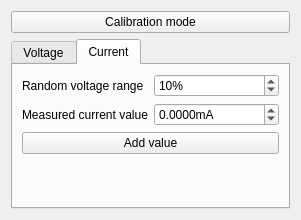
z80/voltamper, file software/voltamp/src/calibration_wnd.ui: the form before one commit.
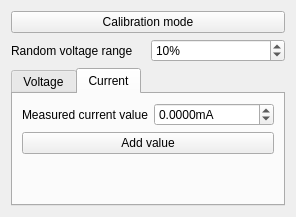
The form after the commit. The open tabs and pages were chosen to show the change.

Patch:
```diff
--- a/software/voltamp/src/calibration_wnd.ui
+++ b/software/voltamp/src/calibration_wnd.ui
@@ -6,8 +6,8 @@
    <rect>
     <x>0</x>
     <y>0</y>
-    <width>301</width>
-    <height>220</height>
+    <width>296</width>
+    <height>217</height>
    </rect>
   </property>
   <property name="windowTitle">
@@ -27,6 +27,33 @@
      </property>
     </widget>
    </item>
+   <item>
+    <layout class="QHBoxLayout" name="horizontalLayout">
+     <item>
+      <widget class="QLabel" name="label">
+       <property name="text">
+        <string>Random voltage range</string>
+       </property>
+      </widget>
+     </item>
+     <item>
+      <widget class="QSpinBox" name="voltRange">
+       <property name="suffix">
+        <string>%</string>
+       </property>
+       <property name="minimum">
+        <number>5</number>
+       </property>
+       <property name="maximum">
+        <number>100</number>
+       </property>
+       <property name="value">
+        <number>10</number>
+       </property>
+      </widget>
+     </item>
+    </layout>
+   </item>
    <item>
     <widget class="QTabWidget" name="panel">
      <property name="currentIndex">
@@ -37,29 +64,6 @@
        <string>Voltage</string>
       </attribute>
       <layout class="QGridLayout" name="gridLayout">
-       <item row="0" column="0">
-        <widget class="QLabel" name="label">
-         <property name="text">
-          <string>Random voltage range</string>
-         </property>
-        </widget>
-       </item>
-       <item row="0" column="1">
-        <widget class="QSpinBox" name="voltPercent">
-         <property name="suffix">
-          <string>%</string>
-         </property>
-         <property name="minimum">
-          <number>5</number>
-         </property>
-         <property name="maximum">
-          <number>100</number>
-         </property>
-         <property name="value">
-          <number>10</number>
-         </property>
-        </widget>
-       </item>
        <item row="1" column="0">
         <widget class="QLabel" name="label_2">
          <property name="text">
@@ -111,36 +115,13 @@
       </attribute>
       <layout class="QGridLayout" name="gridLayout_2">
        <item row="0" column="0">
-        <widget class="QLabel" name="label_4">
-         <property name="text">
-          <string>Random voltage range</string>
-         </property>
-        </widget>
-       </item>
-       <item row="0" column="1">
-        <widget class="QSpinBox" name="rangePercent">
-         <property name="suffix">
-          <string>%</string>
-         </property>
-         <property name="minimum">
-          <number>5</number>
-         </property>
-         <property name="maximum">
-          <number>100</number>
-         </property>
-         <property name="value">
-          <number>10</number>
-         </property>
-        </widget>
-       </item>
-       <item row="1" column="0">
         <widget class="QLabel" name="label_3">
          <property name="text">
           <string>Measured current value</string>
          </property>
         </widget>
        </item>
-       <item row="1" column="1">
+       <item row="0" column="1">
         <widget class="QDoubleSpinBox" name="currValue">
          <property name="suffix">
           <string>mA</string>
@@ -156,14 +137,14 @@
          </property>
         </widget>
        </item>
-       <item row="2" column="0" colspan="2">
+       <item row="1" column="0" colspan="2">
         <widget class="QPushButton" name="addCurr">
          <property name="text">
           <string>Add value</string>
          </property>
         </widget>
        </item>
-       <item row="3" column="0" colspan="2">
+       <item row="2" column="0" colspan="2">
         <spacer name="verticalSpacer_2">
          <property name="orientation">
           <enum>Qt::Vertical</enum>
@@ -171,7 +152,7 @@
          <property name="sizeHint" stdset="0">
           <size>
            <width>20</width>
-           <height>16</height>
+           <height>11</height>
           </size>
          </property>
         </spacer>
```
Left out of the diff: 2 changed lines with no effect on the pictures.
